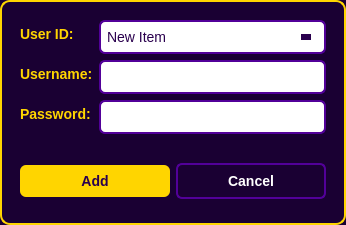
Above: UI/AddRole.ui from codenoobie25/ThunderCats before the change. Below: the same form after it.
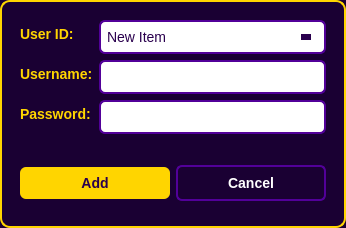
That is the form after the change. Icons and pictures are not drawn.

Patch:
```diff
--- a/UI/AddRole.ui
+++ b/UI/AddRole.ui
@@ -7,7 +7,7 @@
     <x>0</x>
     <y>0</y>
     <width>346</width>
-    <height>225</height>
+    <height>228</height>
    </rect>
   </property>
   <property name="maximumSize">
```
Left out of the diff: 10 changed lines with no effect on the pictures.
